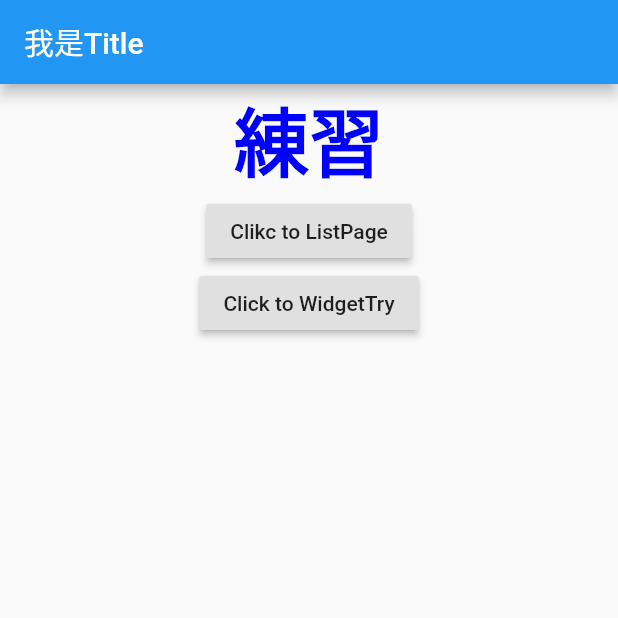
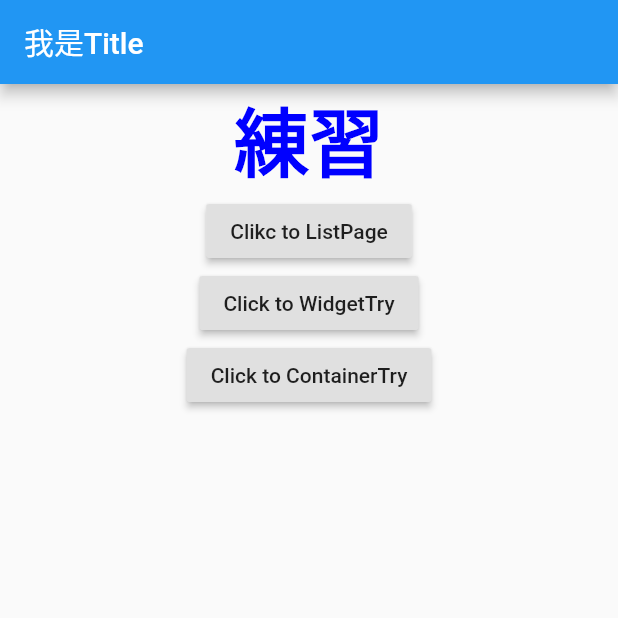
Before and after one commit to XieXinRu/Study, a Flutter app: the screen it shows after launch, on a phone screen of 412 x 824 dp, the top half of it. Run offline on Flutter 3.47's test engine with Material 2 defaults, Android fonts, the phone set to English and light mode, and no system bars.

Commit message:
Container練習

```diff
--- a/lib/WidgetTry.dart
+++ b/lib/WidgetTry.dart
@@ -12,6 +12,10 @@ class WidgetTry extends StatelessWidget {
       body: Center(
         child:Column(
           children:<Widget>[
+              // RaisedButton: 凸起的按钮
+              // FlatButton：扁平化按钮
+              // OutlineButton：带边框按钮
+              // IconButton：带图标按钮
               RaisedButton(
                   child: Text("我是 RaiseButton" ),
                   onPressed: () {},
--- a/lib/main.dart
+++ b/lib/main.dart
@@ -2,6 +2,8 @@ import 'package:flutter/material.dart';
 import 'list.dart';
 import 'WidgetTry.dart';
 import 'DetailPage.dart';
+import 'ContainerTry.dart';
+
 
 void main() => runApp(MyApp());
 
@@ -15,6 +17,8 @@ class MyApp extends StatelessWidget {
         "ListPage":(context)=> ListPage(),
         "WidgetTry":(context)=> WidgetTry(),
         "DetailPage":(context)=> DetailPage(),
+        "ContainerTry":(context)=> ContainerTry(),
+
       },
       home: MyHomePage(),
     );
@@ -44,10 +48,6 @@ class MyHomePageState extends State<MyHomePage>{
                           color:Color(0xFF0000ff)
                         )
                     ),
-                    // RaisedButton: 凸起的按钮
-                    // FlatButton：扁平化按钮
-                    // OutlineButton：带边框按钮
-                    // IconButton：带图标按钮
                     RaisedButton(
                       child: Text("Clikc to ListPage" ),
                       onPressed: () {
@@ -61,8 +61,14 @@ class MyHomePageState extends State<MyHomePage>{
                       //根据命名路由做跳转
                         Navigator.pushNamed(context, "WidgetTry");
                       },
+                    ),
+                    RaisedButton(
+                      child: Text("Click to ContainerTry" ),
+                      onPressed: () {
+                      //根据命名路由做跳转
+                        Navigator.pushNamed(context, "ContainerTry");
+                      },
                     )
-
                   ]
                 )
             )
```
Also changed, not shown: lib/ContainerTry.dart (added, +24 -0 lines).
